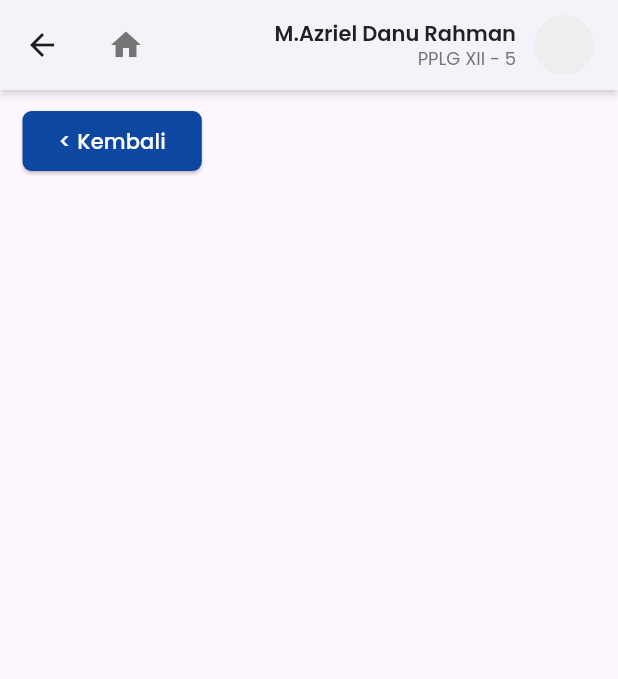
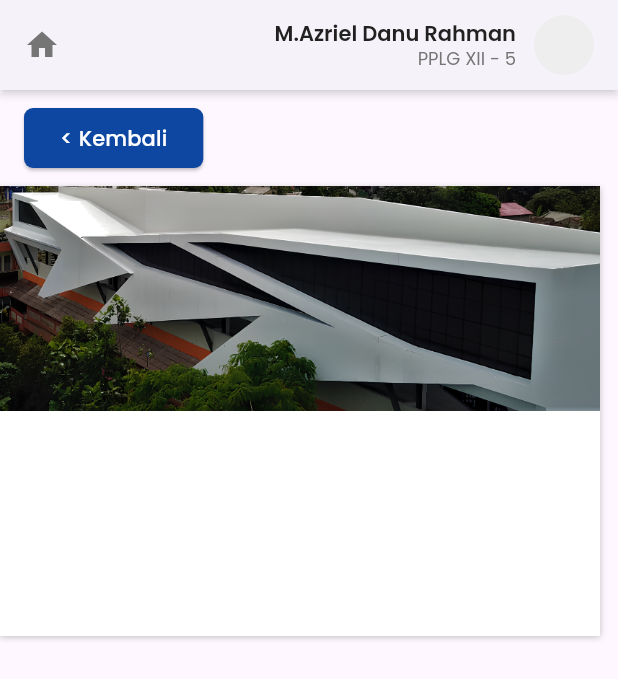
Before and after one commit to M-Bayu-Aji/Jurnalku-App, a Flutter app: the Profile screen opened directly, on a phone screen of 412 x 824 dp. Shown: the top 679 px of the screen. Run offline on Flutter 3.47's test engine with Material 3 defaults, Android fonts, the phone set to English and light mode, and no system bars; our stand-ins replace flutter_svg, google_fonts.

Commit message:
update in profile

```diff
--- a/lib/main.dart
+++ b/lib/main.dart
@@ -1,5 +1,6 @@
 import 'package:flutter/material.dart';
 import 'package:jurnalku_app/screens/dashboard.dart';
+import 'package:jurnalku_app/screens/profile.dart';
 import 'package:jurnalku_app/screens/progress.dart';
 
 void main() {
@@ -14,7 +15,7 @@ class MyApp extends StatelessWidget {
     return MaterialApp(
       debugShowCheckedModeBanner: false,
       title: 'Jurnalku App',
-      home: const Dashboard(),
+      home: const Profile(),
     );
   }
 }
--- a/lib/screens/profile.dart
+++ b/lib/screens/profile.dart
@@ -47,22 +47,56 @@ class Profile extends StatelessWidget {
       ),
 
       body: SingleChildScrollView(
-        padding: const EdgeInsets.symmetric(horizontal: 15, vertical: 10),
         child: Column(
           crossAxisAlignment: CrossAxisAlignment.start,
           children: [
-            ElevatedButton(onPressed: () {},
-            child: Text('< Kembali', style: GoogleFonts.poppins(color: Colors.white)),
-            style:
-            ElevatedButton.styleFrom(
-              backgroundColor: Colors.blue[900],
-              shape: RoundedRectangleBorder(
-                borderRadius: BorderRadius.circular(6)
-              )
-            )
+            Padding(
+              padding: const EdgeInsets.symmetric(horizontal: 16, vertical: 8),
+              child: ElevatedButton(
+                onPressed: () {},
+                child: Text(
+                  '< Kembali',
+                  style: GoogleFonts.poppins(color: Colors.white),
+                ),
+                style: ElevatedButton.styleFrom(
+                  backgroundColor: Colors.blue[900],
+                  shape: RoundedRectangleBorder(
+                    borderRadius: BorderRadius.circular(6),
+                  ),
+                ),
+              ),
             ),
 
-
+            Stack(
+              children: [
+                Container(
+                  width: 400,
+                  height: 300,
+                  decoration: BoxDecoration(
+                    color: Colors.white,
+                    boxShadow: [
+                      BoxShadow(
+                        color: Colors.grey.shade400,
+                        blurRadius: 3,
+                        offset: const Offset(0, 1),
+                      ),
+                    ]
+                  ),
+                  child: Column(
+                    children: [
+                      Container(
+                        width: 400,
+                        height: 150,
+                        child: Image.asset(
+                          'assets/images/boxies.png',
+                          fit: BoxFit.cover,
+                          ),
+                      )
+                    ],
+                  ),
+                ),
+              ],
+            ),
           ],
         ),
       ),
```
Also changed, not shown: assets/images/boxies.png (added).
